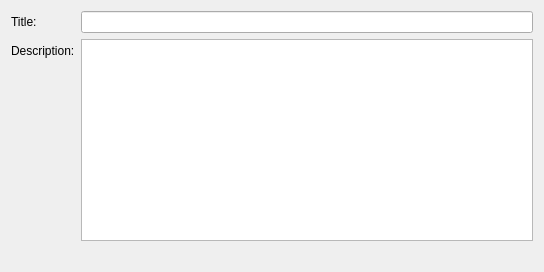
Before: the Qt Designer form forms/dlg_report_bug.ui in ColinDuquesnoy/QCrash, drawn with Qt 5.
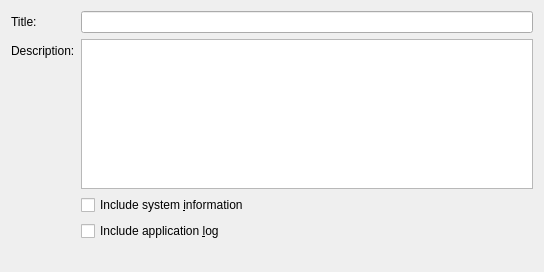
After: the same form once the commit is applied.

Commit message:
Add two checkbox to let the user choose whether to include the log/sys_info
Close #2

The edit to the form file:
```diff
--- a/forms/dlg_report_bug.ui
+++ b/forms/dlg_report_bug.ui
@@ -37,7 +37,31 @@
       </widget>
      </item>
      <item row="1" column="1">
-      <widget class="QPlainTextEdit" name="plainTextEditDesc"/>
+      <widget class="QPlainTextEdit" name="plainTextEditDesc">
+       <property name="toolTip">
+        <string>Description of the issue (mandatory)</string>
+       </property>
+      </widget>
+     </item>
+     <item row="2" column="1">
+      <widget class="QCheckBox" name="cb_include_sys_info">
+       <property name="toolTip">
+        <string>Include system information</string>
+       </property>
+       <property name="text">
+        <string>Include system &amp;information</string>
+       </property>
+      </widget>
+     </item>
+     <item row="3" column="1">
+      <widget class="QCheckBox" name="cb_include_application_log">
+       <property name="toolTip">
+        <string>Include application log</string>
+       </property>
+       <property name="text">
+        <string>Include application &amp;log</string>
+       </property>
+      </widget>
      </item>
     </layout>
    </item>
```
Left out of the diff: 6 changed lines with no effect on the pictures. The commit also changes 3 other files.
